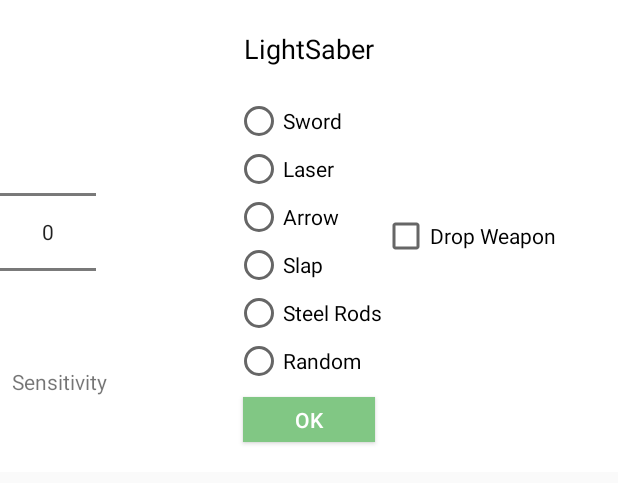
After one commit to bshikhar13/JediSword, an Android app: the layout dialog.xml on its own in the app's theme, with its tools: preview values and no code run, on a phone screen of 412 x 824 dp. The commit adds this screen. Shown: the top 483 px of the screen. Run offline under Robolectric (Android 15) with nearby library versions, the phone set to English and light mode, and no system bars.

```diff
--- a/app/build.gradle
+++ b/app/build.gradle
@@ -7,7 +7,7 @@ android {
     defaultConfig {
         applicationId "com.example.dexter.jedi_starwars"
         minSdkVersion 18
-        targetSdkVersion 23
+        targetSdkVersion 21
         versionCode 1
         versionName "1.0"
     }
@@ -21,5 +21,5 @@ android {
 
 dependencies {
     compile fileTree(dir: 'libs', include: ['*.jar'])
-    compile 'com.android.support:appcompat-v7:23.1.1'
+    compile 'com.android.support:appcompat-v7:22.0.0'
 }
--- /dev/null
+++ b/app/src/main/res/layout/dialog.xml
@@ -0,0 +1,114 @@
+<RelativeLayout xmlns:android="http://schemas.android.com/apk/res/android"
+    android:orientation="vertical"
+    android:layout_width="match_parent"
+    android:layout_height="wrap_content"
+    android:background="#ffffffff">
+
+
+    <TextView
+        android:layout_width="wrap_content"
+        android:layout_height="wrap_content"
+        android:text="LightSaber"
+        android:id="@+id/text_dialog"
+        android:layout_marginTop="20dp"
+        android:layout_marginLeft="4dp"
+        android:layout_marginRight="4dp"
+        android:layout_marginBottom="20dp"
+        android:textSize="18sp"
+        android:textColor="#ff000000"
+        android:layout_centerHorizontal="true"
+        android:gravity="center_horizontal" />
+
+    <Button
+        android:layout_width="wrap_content"
+        android:layout_height="30dp"
+        android:text="OK"
+        android:id="@+id/btn_dialog"
+        android:gravity="center_vertical|center_horizontal"
+        android:layout_below="@+id/text_dialog"
+        android:layout_marginTop="200dp"
+        android:layout_marginBottom="20dp"
+        android:background="#81c784"
+        android:layout_centerHorizontal="true"
+        android:textColor="#ffffffff" />
+
+    <NumberPicker
+        android:layout_width="wrap_content"
+        android:layout_height="wrap_content"
+        android:id="@+id/numberPicker"
+        android:layout_below="@+id/text_dialog" />
+
+    <TextView
+        android:layout_width="wrap_content"
+        android:layout_height="wrap_content"
+        android:text="Sensitivity"
+        android:id="@+id/textView2"
+        android:layout_marginLeft="8dp"
+        android:layout_below="@+id/numberPicker"
+        android:layout_alignParentStart="true" />
+
+    <RadioGroup
+        android:layout_width="wrap_content"
+        android:layout_height="wrap_content"
+        android:id="@+id/radioGroup"
+        android:layout_below="@+id/text_dialog"
+        android:layout_centerHorizontal="true">
+
+        <RadioButton
+            android:layout_width="wrap_content"
+            android:layout_height="wrap_content"
+            android:text="Sword"
+            android:id="@+id/radioButton"
+            android:layout_alignTop="@+id/numberPicker"
+            android:layout_alignStart="@+id/text_dialog" />
+
+        <RadioButton
+            android:layout_width="wrap_content"
+            android:layout_height="wrap_content"
+            android:text="Laser"
+            android:id="@+id/radioButton2"
+            android:layout_below="@+id/radioButton"
+            android:layout_alignStart="@+id/btn_dialog" />
+
+        <RadioButton
+            android:layout_width="wrap_content"
+            android:layout_height="wrap_content"
+            android:text="Arrow"
+            android:id="@+id/radioButton3"
+            android:layout_below="@+id/radioButton2"
+            android:layout_alignStart="@+id/radioButton" />
+
+        <RadioButton
+            android:layout_width="wrap_content"
+            android:layout_height="wrap_content"
+            android:text="Slap"
+            android:id="@+id/radioButton4"
+            android:layout_below="@+id/radioButton3"
+            android:layout_alignStart="@+id/radioButton3" />
+
+        <RadioButton
+            android:layout_width="wrap_content"
+            android:layout_height="wrap_content"
+            android:text="Steel Rods"
+            android:id="@+id/radioButton5"
+            android:layout_below="@+id/radioButton3"
+            android:layout_alignStart="@+id/radioButton3" />
+
+        <RadioButton
+            android:layout_width="wrap_content"
+            android:layout_height="wrap_content"
+            android:text="Random"
+            android:id="@+id/radioButton6"
+            android:layout_below="@+id/radioButton3"
+            android:layout_alignStart="@+id/radioButton3" />
+    </RadioGroup>
+
+    <CheckBox
+        android:layout_width="wrap_content"
+        android:layout_height="wrap_content"
+        android:text="@string/stopServiceCheckBox"
+        android:id="@+id/checkbox"
+        android:layout_centerVertical="true"
+        android:layout_toEndOf="@+id/radioGroup" />
+
+</RelativeLayout>
--- a/app/src/main/res/values/strings.xml
+++ b/app/src/main/res/values/strings.xml
@@ -3,4 +3,5 @@
 
     <string name="hello_world">Hello world!</string>
     <string name="action_settings">Settings</string>
+    <string name="stopServiceCheckBox">Drop Weapon</string>
 </resources>
--- a/app/src/main/res/values/styles.xml
+++ b/app/src/main/res/values/styles.xml
@@ -5,4 +5,10 @@
         <!-- Customize your theme here. -->
     </style>
 
+    <style name="dialogBoxLayout">
+        <item name="colorAccent">#FFCC00</item>
+        <item name="android:textColorPrimary">#FFFFFF</item>
+        <item name="android:background">#5FA3D0</item>
+    </style>
+
 </resources>
```
Also changed, not shown: app/src/main/java/com/example/dexter/jedi_starwars/Helper/MySharedPreference.java (added, +65 -0 lines), app/src/main/java/com/example/dexter/jedi_starwars/MainActivity.java (+111 -6 lines), app/src/main/java/com/example/dexter/jedi_starwars/Service/Sword.java (+47 -2 lines), app/src/main/res/layout/activity_main.xml (+17 -7 lines), app/src/main/res/layout/dialoglayout.xml (added, +18 -0 lines), app/src/main/res/drawable/yoda.jpg (added), 5 other files.
